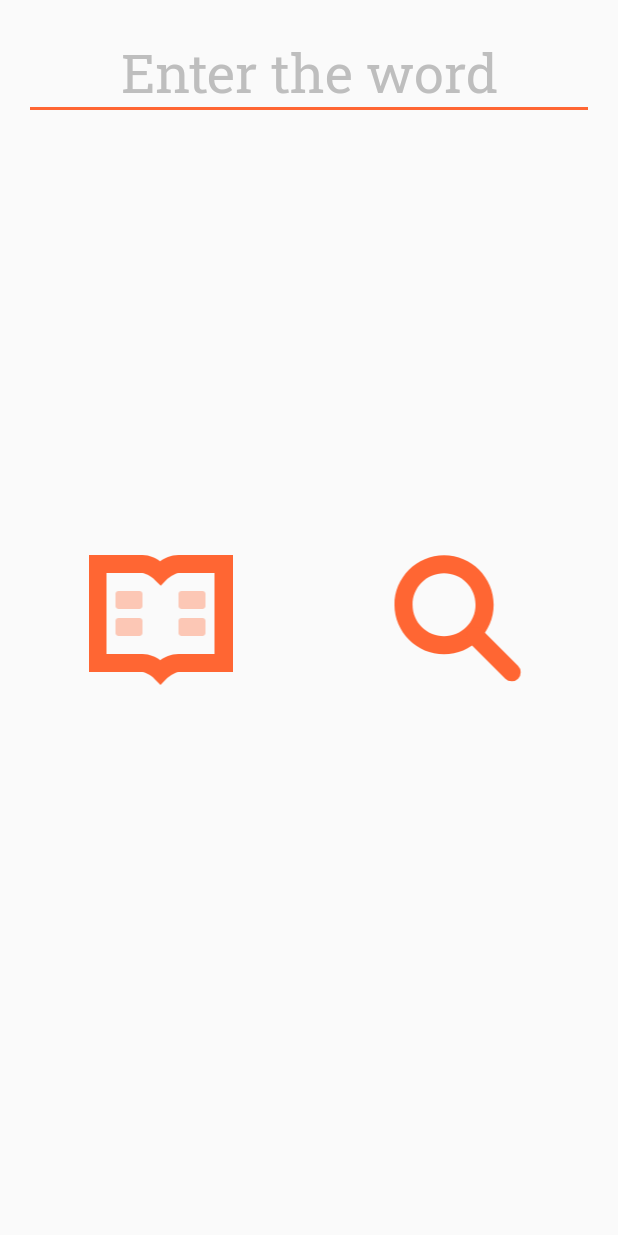
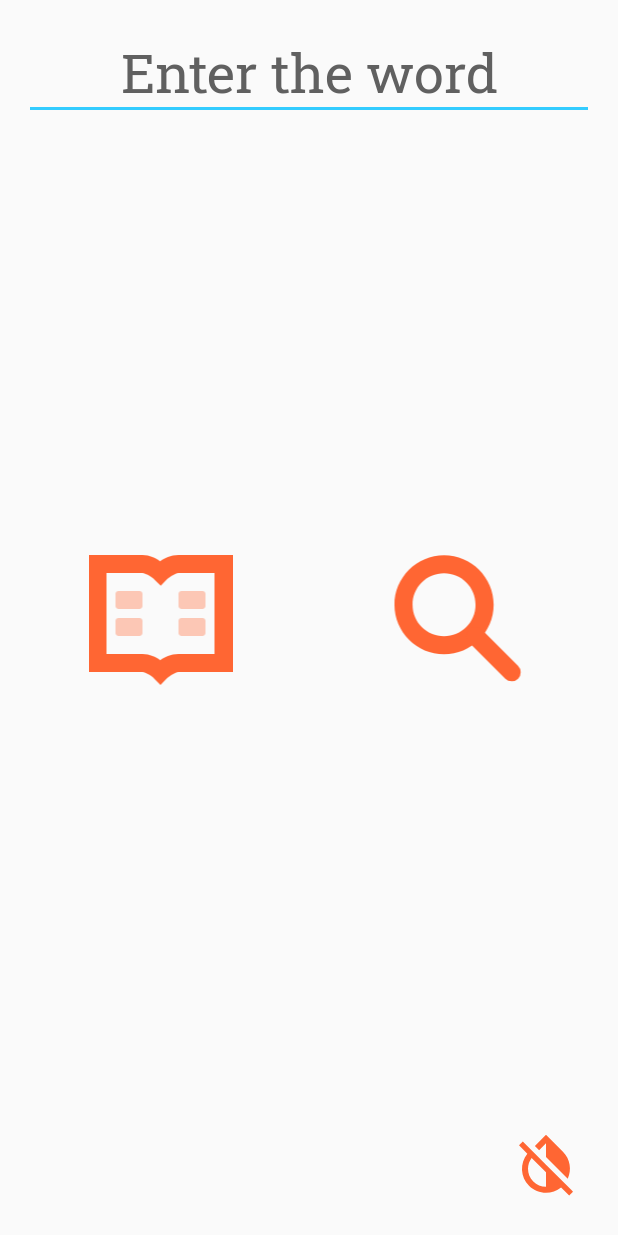
Before and after one commit to trifonovkv/PersonalDictionary, an Android app: the layout fragment_enter_word.xml on its own in the app's theme, with its tools: preview values and no code run, on a phone screen of 412 x 824 dp. Run offline under Robolectric (Android 15) with nearby library versions, the phone set to English and light mode, and no system bars.

Commit message:
ref: the invert colors button image

```diff
--- a/app/src/main/java/com/kostrifon/personaldictionary/MainActivity.kt
+++ b/app/src/main/java/com/kostrifon/personaldictionary/MainActivity.kt
@@ -2,6 +2,7 @@ package com.kostrifon.personaldictionary
 
 import android.os.Bundle
 import androidx.appcompat.app.AppCompatActivity
+import androidx.appcompat.app.AppCompatDelegate
 
 
 class MainActivity : AppCompatActivity() {
@@ -10,6 +11,8 @@ class MainActivity : AppCompatActivity() {
         super.onCreate(savedInstanceState)
         setContentView(R.layout.acitvity_main)
 
+        AppCompatDelegate.setCompatVectorFromResourcesEnabled(true)
+
         supportFragmentManager.beginTransaction().apply {
             add(R.id.fragment_container, EnterWordFragment.newInstance())
             commit()
--- /dev/null
+++ b/app/src/main/res/drawable/ic_invert_colors.xml
@@ -0,0 +1,6 @@
+<?xml version="1.0" encoding="utf-8"?>
+<selector xmlns:android="http://schemas.android.com/apk/res/android">
+    <item android:drawable="@drawable/ic_invert_colors_48dp" android:state_checked="true" />
+    <item android:drawable="@drawable/ic_invert_colors_off_48dp" android:state_checked="false" />
+    <item android:drawable="@drawable/ic_invert_colors_off_48dp" />
+</selector>
--- /dev/null
+++ b/app/src/main/res/drawable/ic_invert_colors_48dp.xml
@@ -0,0 +1,9 @@
+<vector xmlns:android="http://schemas.android.com/apk/res/android"
+    android:width="48dp"
+    android:height="48dp"
+    android:viewportWidth="24"
+    android:viewportHeight="24">
+  <path
+      android:pathData="M17.66,7.93L12,2.27 6.34,7.93c-3.12,3.12 -3.12,8.19 0,11.31C7.9,20.8 9.95,21.58 12,21.58c2.05,0 4.1,-0.78 5.66,-2.34 3.12,-3.12 3.12,-8.19 0,-11.31zM12,19.59c-1.6,0 -3.11,-0.62 -4.24,-1.76C6.62,16.69 6,15.19 6,13.59s0.62,-3.11 1.76,-4.24L12,5.1v14.49z"
+      android:fillColor="@color/button"/>
+</vector>
--- /dev/null
+++ b/app/src/main/res/drawable/ic_invert_colors_off_48dp.xml
@@ -0,0 +1,9 @@
+<vector xmlns:android="http://schemas.android.com/apk/res/android"
+    android:width="48dp"
+    android:height="48dp"
+    android:viewportWidth="24"
+    android:viewportHeight="24">
+  <path
+      android:pathData="M20.65,20.87l-2.35,-2.35 -6.3,-6.29 -3.56,-3.57 -1.42,-1.41L4.27,4.5 3,5.77l2.78,2.78c-2.55,3.14 -2.36,7.76 0.56,10.69C7.9,20.8 9.95,21.58 12,21.58c1.79,0 3.57,-0.59 5.03,-1.78l2.7,2.7L21,21.23l-0.35,-0.36zM12,19.59c-1.6,0 -3.11,-0.62 -4.24,-1.76C6.62,16.69 6,15.19 6,13.59c0,-1.32 0.43,-2.57 1.21,-3.6L12,14.77v4.82zM12,5.1v4.58l7.25,7.26c1.37,-2.96 0.84,-6.57 -1.6,-9.01L12,2.27l-3.7,3.7 1.41,1.41L12,5.1z"
+      android:fillColor="@color/button"/>
+</vector>
--- a/app/src/main/res/layout/fragment_enter_word.xml
+++ b/app/src/main/res/layout/fragment_enter_word.xml
@@ -10,11 +10,11 @@
 
     <ImageView
         android:id="@+id/spinnerImageView"
+        style="@style/Spinner"
         android:layout_width="96dp"
         android:layout_height="match_parent"
         android:contentDescription="@string/spinner"
-        app:srcCompat="@drawable/ic_emblem_synchronizing_symbolic"
-        style="@style/Spinner" />
+        app:srcCompat="@drawable/ic_emblem_synchronizing_symbolic" />
 
     <LinearLayout
         android:layout_width="match_parent"
@@ -33,11 +33,11 @@
 
         <ImageView
             android:id="@+id/clearTextButton"
+            style="@style/ClearTextButton"
             android:layout_width="32dp"
             android:layout_height="32dp"
             android:contentDescription="@string/clear_button"
-            app:srcCompat="@drawable/ic_clear_24px"
-            style="@style/ClearTextButton" />
+            app:srcCompat="@drawable/ic_clear_24px" />
 
     </LinearLayout>
 
@@ -50,30 +50,30 @@
 
         <ImageView
             android:id="@+id/dictionaryImageView"
+            style="@style/StartFragmentButton"
             android:layout_width="0dp"
             android:layout_height="96dp"
             android:layout_weight="1"
             android:contentDescription="@string/dictionary_icon"
             app:srcCompat="@drawable/ic_view_dual_symbolic"
-            tools:ignore="NestedWeights"
-            style="@style/StartFragmentButton" />
+            tools:ignore="NestedWeights" />
 
         <ImageView
             android:id="@+id/findIconImageView"
+            style="@style/StartFragmentButton"
             android:layout_width="0dp"
             android:layout_height="96dp"
             android:layout_weight="1"
             android:contentDescription="@string/find_icon"
-            app:srcCompat="@drawable/ic_edit_find_symbolic_light"
-            style="@style/StartFragmentButton" />
+            app:srcCompat="@drawable/ic_edit_find_symbolic_light" />
 
     </LinearLayout>
 
-    <ImageView
+    <CheckBox
         android:id="@+id/invert_colors_button"
+        style="@style/RightBottomCornerButton"
         android:layout_width="48dp"
         android:layout_height="48dp"
-        android:contentDescription="@string/back_icon"
-        style="@style/RightBottomCornerButton" />
+        app:buttonCompat="@drawable/ic_invert_colors" />
 
 </LinearLayout>
```
Also changed, not shown: app/src/main/java/com/kostrifon/personaldictionary/EnterWordFragment.kt (+7 -7 lines), app/src/main/res/drawable/ic_invert_colors_24px.xml (deleted, +0 -9 lines), app/src/main/res/drawable/ic_invert_colors_off_24px.xml (deleted, +0 -9 lines), 1 other file.
